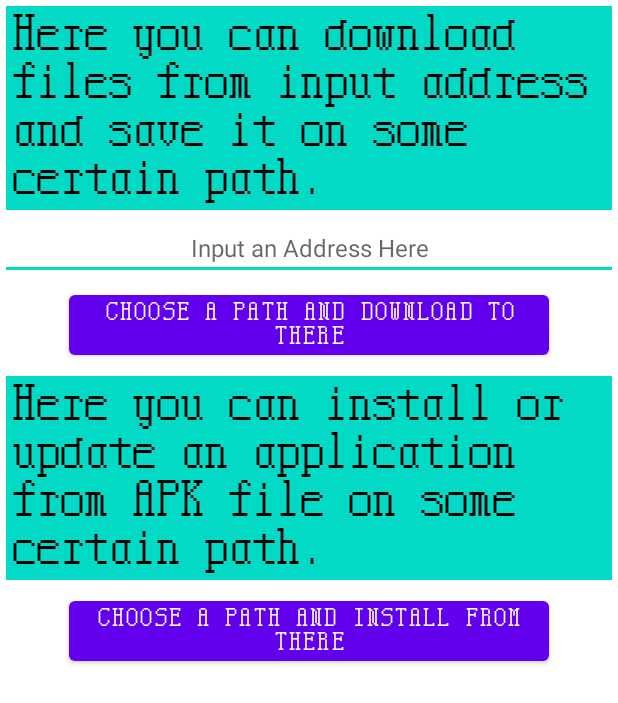
After one commit to sseu-buhzzi/Wuej0, an Android app: the UpdateActivity screen opened directly, with no data from a screen before it, on a phone screen of 412 x 824 dp. The commit adds this screen. Shown: the top 703 px of the screen. Run offline under Robolectric (Android 15) with nearby library versions, the phone set to English and light mode, and no system bars; network calls fail.

Commit message:
chore: back up changes in that year
Introduces self-updating.

Added some strings.

Removed non project files.

```diff
--- /dev/null
+++ b/app/src/main/java/com/buhzzi/wuej_0/UpdateActivity.kt
@@ -0,0 +1,93 @@
+package com.buhzzi.wuej_0
+
+import android.content.Intent
+import android.net.Uri
+import android.os.Bundle
+import android.widget.Button
+import android.widget.EditText
+import android.widget.Toast
+import androidx.activity.result.ActivityResultLauncher
+import androidx.activity.result.contract.ActivityResultContracts
+import androidx.appcompat.app.AppCompatActivity
+import java.net.HttpURLConnection
+import java.net.URL
+
+class UpdateActivity : AppCompatActivity() {
+	private lateinit var downloadPickerLauncher: ActivityResultLauncher<String>
+	private lateinit var downloadButton: Button
+	private lateinit var downloadAddr: String
+	private lateinit var installPickerLauncher: ActivityResultLauncher<Array<String>>
+	private lateinit var installButton: Button
+	override fun onCreate(savedInstanceState: Bundle?) {
+		super.onCreate(savedInstanceState)
+
+		setContentView(R.layout.update_activity)
+		initDownload()
+		initInstall()
+	}
+	private fun initDownload() {
+		downloadPickerLauncher = registerForActivityResult(ActivityResultContracts.CreateDocument("*/*")) { uri ->
+			Thread {
+				try {
+					uri ?: throw Exception("Failed opening destination file")
+					val conn: HttpURLConnection = URL(downloadAddr).openConnection() as HttpURLConnection
+					try {
+						conn.connect()
+						conn.inputStream.use { remoteIs ->
+							contentResolver.openOutputStream(uri).use { localOs ->
+								localOs ?: throw Exception("Failed opening destination file")
+								var b: Int
+								while (remoteIs.read().also { b = it } != -1)
+									localOs.write(b)
+								localOs.flush()
+							}
+						}
+					} finally {
+						conn.disconnect()
+					}
+				} catch (e: Exception) {
+					runOnUiThread {
+						Toast.makeText(this, e.toString(), Toast.LENGTH_SHORT).show()
+					}
+				}
+				runOnUiThread {
+					downloadButton.isEnabled = true
+				}
+			}.start()
+		}
+		downloadButton = findViewById(R.id.downloadButton)
+		downloadButton.setOnClickListener {
+			downloadAddr = findViewById<EditText>(R.id.downloadAddrEditText).text.toString()
+			try {
+				val downloadName = Uri.parse(downloadAddr).lastPathSegment ?: throw Exception("Invalid download address")
+				downloadPickerLauncher.launch(downloadName)
+				downloadButton.isEnabled = false
+			} catch (e: Exception) {
+				Toast.makeText(this, e.toString(), Toast.LENGTH_SHORT).show()
+			}
+		}
+	}
+	private fun initInstall() {
+		installPickerLauncher = registerForActivityResult(ActivityResultContracts.OpenDocument()) { uri ->
+			try {
+				uri ?: throw Exception("Failed opening APK file")
+				startActivity(Intent(Intent.ACTION_VIEW).apply {
+					setDataAndType(uri, "application/vnd.android.package-archive")
+					addFlags(Intent.FLAG_GRANT_READ_URI_PERMISSION.or(Intent.FLAG_ACTIVITY_NEW_TASK))
+				})
+			} catch (e: Exception) {
+				Toast.makeText(this, e.toString(), Toast.LENGTH_SHORT).show()
+			}
+			installButton.isEnabled = true
+		}
+		installButton = findViewById(R.id.installButton)
+		installButton.setOnClickListener {
+			try {
+				installPickerLauncher.launch(arrayOf("application/vnd.android.package-archive"))
+				installButton.isEnabled = false
+			} catch (e: Exception) {
+				Toast.makeText(this, e.toString(), Toast.LENGTH_SHORT).show()
+			}
+		}
+	}
+}
--- a/app/src/main/java/com/buhzzi/wuej_0/kit/LocationRelative.kt
+++ b/app/src/main/java/com/buhzzi/wuej_0/kit/LocationRelative.kt
@@ -10,7 +10,10 @@ class LocationRelative private constructor() {
 	companion object {
 		var location: Location? = null
 			private set
-		private val listener = { location: Location -> this.location = location }
+		private val listener = { updatedLocation: Location ->
+//			The left top point on the map is (180W, 85.05112878N).
+			location = updatedLocation
+		}
 		private val locationManager
 			get() = StackedActivity.topActivity.getSystemService(Context.LOCATION_SERVICE) as LocationManager
 		@SuppressLint("MissingPermission") fun startUpdatingLocation() {
--- /dev/null
+++ b/app/src/main/res/layout/update_activity.xml
@@ -0,0 +1,71 @@
+<?xml version="1.0" encoding="utf-8"?>
+<RelativeLayout
+	xmlns:android="http://schemas.android.com/apk/res/android"
+	android:layout_width="match_parent"
+	android:layout_height="match_parent"
+>
+	<ScrollView
+		android:layout_width="match_parent"
+		android:layout_height="match_parent"
+	>
+		<LinearLayout
+			android:layout_width="match_parent"
+			android:layout_height="wrap_content"
+			android:orientation="vertical"
+			android:gravity="center"
+		>
+			<TextView
+				android:layout_width="wrap_content"
+				android:layout_height="wrap_content"
+				android:layout_margin="4dp"
+				android:padding="4dp"
+				android:background="@color/design_default_color_secondary"
+				android:text="@string/update_download_info"
+				android:textColor="@color/design_default_color_on_secondary"
+				android:fontFamily="@font/xeufont_ascii"
+				android:textSize="32sp"
+			/>
+			<EditText
+				android:id="@+id/downloadAddrEditText"
+				android:layout_width="match_parent"
+				android:layout_height="wrap_content"
+				android:gravity="center"
+				android:textSize="16sp"
+				android:inputType="text"
+				android:importantForAutofill="no"
+				android:hint="@string/update_input_address"
+			/>
+			<Button
+				android:id="@+id/downloadButton"
+				android:layout_width="wrap_content"
+				android:layout_height="wrap_content"
+				android:layout_margin="4dp"
+				android:textColor="@color/design_default_color_on_primary"
+				android:text="@string/update_download"
+				android:fontFamily="@font/xeufont_ascii"
+				android:textSize="16sp"
+			/>
+			<TextView
+				android:layout_width="wrap_content"
+				android:layout_height="wrap_content"
+				android:layout_margin="4dp"
+				android:padding="4dp"
+				android:background="@color/design_default_color_secondary"
+				android:text="@string/update_install_info"
+				android:textColor="@color/design_default_color_on_secondary"
+				android:fontFamily="@font/xeufont_ascii"
+				android:textSize="32sp"
+			/>
+			<Button
+				android:id="@+id/installButton"
+				android:layout_width="wrap_content"
+				android:layout_height="wrap_content"
+				android:layout_margin="4dp"
+				android:textColor="@color/design_default_color_on_primary"
+				android:text="@string/update_install"
+				android:fontFamily="@font/xeufont_ascii"
+				android:textSize="16sp"
+			/>
+		</LinearLayout>
+	</ScrollView>
+</RelativeLayout>
--- a/app/src/main/res/values/strings.xml
+++ b/app/src/main/res/values/strings.xml
@@ -2,6 +2,7 @@
 	<string name="app_name">wuej_0</string>
 	<string name="main_maps">MAPS</string>
 	<string name="main_setting">SETTING</string>
+	<string name="main_update">UPDATE</string>
 	<string name="maps_unknown_longitude">Unknown Longitude</string>
 	<string name="maps_unknown_latitude">Unknown Latitude</string>
 	<string name="maps_location_unavailable">Location Unavailable</string>
@@ -42,4 +43,10 @@
 	<string name="setting_download_caching_trim">Trim</string>
 	<string name="setting_server_addr">Server Address</string>
 	<string name="setting_server_addr_default" translatable="false">http://buhzzi.com</string>
+	<string name="update_download_info">Here you can download files from input address and save it on some certain path.</string>
+	<string name="update_download_title">Downloading with \"Wuej_0\"</string>
+	<string name="update_input_address">Input an Address Here</string>
+	<string name="update_download">Choose a Path and Download to There</string>
+	<string name="update_install_info">Here you can install or update an application from APK file on some certain path.</string>
+	<string name="update_install">Choose a Path and Install from There</string>
 </resources>
```
Also changed, not shown: app/src/main/AndroidManifest.xml (+4 -3 lines), app/src/main/java/com/buhzzi/wuej_0/MainActivity.kt (+8 -3 lines), app/src/main/java/com/buhzzi/wuej_0/SettingActivity.kt (+9 -8 lines), app/src/main/java/com/buhzzi/wuej_0/WuejMapsActivity.kt (+7 -7 lines), app/src/main/java/com/buhzzi/wuej_0/kit/WuejMapsSource.kt (+22 -14 lines), app/src/main/java/com/buhzzi/wuej_0/kit/WuejMapsView.java (+63 -60 lines), app/src/main/res/layout/main_activity.xml (+9 -0 lines), app/src/main/res/xml/network_security_config.xml (added, +9 -0 lines), 17 other files.
